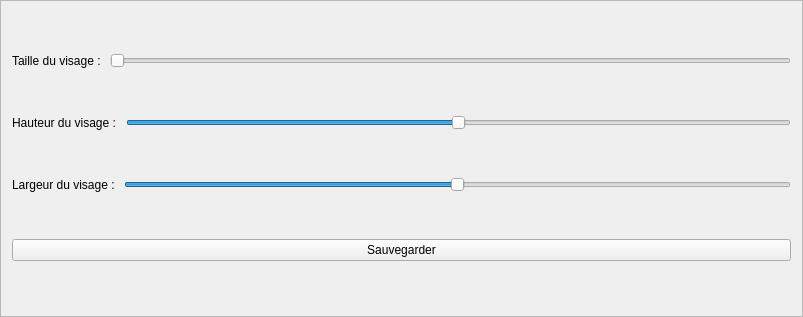
Qt form conceptionplanche.ui (clement-roblot/generateur-de-photo-identite) before a commit.
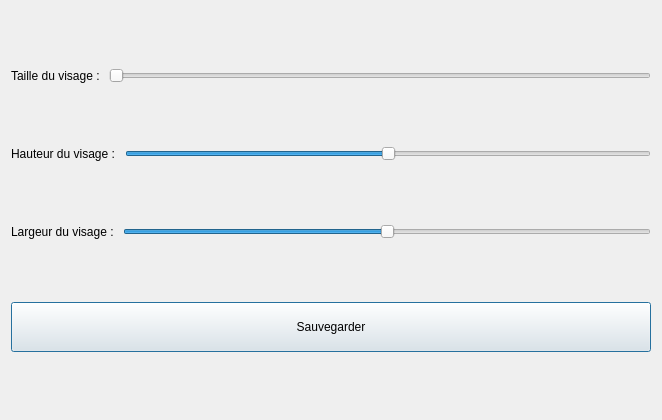
The same form after that commit.

Commit message: Passage de la fenetre de modif de la plaque en QDialogue pour mieu gerer la reprise de la capture lors de la fermeture de la fenetre.

```diff
--- a/conceptionplanche.ui
+++ b/conceptionplanche.ui
@@ -1,23 +1,17 @@
 <?xml version="1.0" encoding="UTF-8"?>
 <ui version="4.0">
  <class>ConceptionPlanche</class>
- <widget class="QFrame" name="ConceptionPlanche">
+ <widget class="QDialog" name="ConceptionPlanche">
   <property name="geometry">
    <rect>
     <x>0</x>
     <y>0</y>
-    <width>803</width>
-    <height>317</height>
+    <width>662</width>
+    <height>420</height>
    </rect>
   </property>
   <property name="windowTitle">
-   <string>Conception de la planche finale</string>
-  </property>
-  <property name="frameShape">
-   <enum>QFrame::StyledPanel</enum>
-  </property>
-  <property name="frameShadow">
-   <enum>QFrame::Raised</enum>
+   <string>Dialog</string>
   </property>
   <layout class="QHBoxLayout" name="horizontalLayout">
    <item>
@@ -26,9 +20,9 @@
    <item>
     <layout class="QVBoxLayout" name="droite">
      <item>
-      <layout class="QHBoxLayout" name="taille">
+      <layout class="QHBoxLayout" name="horizontalLayout_2">
        <item>
-        <widget class="QLabel" name="label_2">
+        <widget class="QLabel" name="label">
          <property name="text">
           <string>Taille du visage : </string>
          </property>
@@ -46,7 +40,7 @@
      <item>
       <layout class="QHBoxLayout" name="hauteur">
        <item>
-        <widget class="QLabel" name="label">
+        <widget class="QLabel" name="label_2">
          <property name="text">
           <string>Hauteur du visage : </string>
          </property>
@@ -66,18 +60,12 @@
          <property name="orientation">
           <enum>Qt::Horizontal</enum>
          </property>
-         <property name="invertedAppearance">
-          <bool>false</bool>
-         </property>
-         <property name="tickPosition">
-          <enum>QSlider::NoTicks</enum>
-         </property>
         </widget>
        </item>
       </layout>
      </item>
      <item>
-      <layout class="QHBoxLayout" name="horizontalLayout_2">
+      <layout class="QHBoxLayout" name="horizontalLayout_4">
        <item>
         <widget class="QLabel" name="label_3">
          <property name="text">
@@ -102,6 +90,12 @@
      </item>
      <item>
       <widget class="QPushButton" name="boutonSauvegarder">
+       <property name="minimumSize">
+        <size>
+         <width>0</width>
+         <height>50</height>
+        </size>
+       </property>
        <property name="text">
         <string>Sauvegarder</string>
        </property>
```
Left out of the diff: 5 changed lines with no effect on the pictures. The commit also changes 4 other files.
